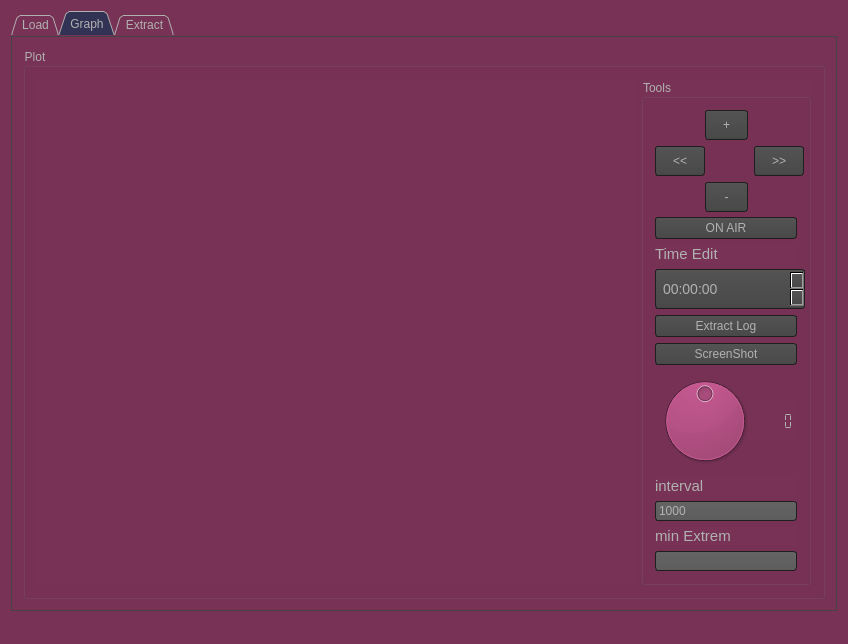
First picture: the form in QCustomPlot_Logs/mainwindow.ui, repository IvanPerletti/BugLot, before the edit.
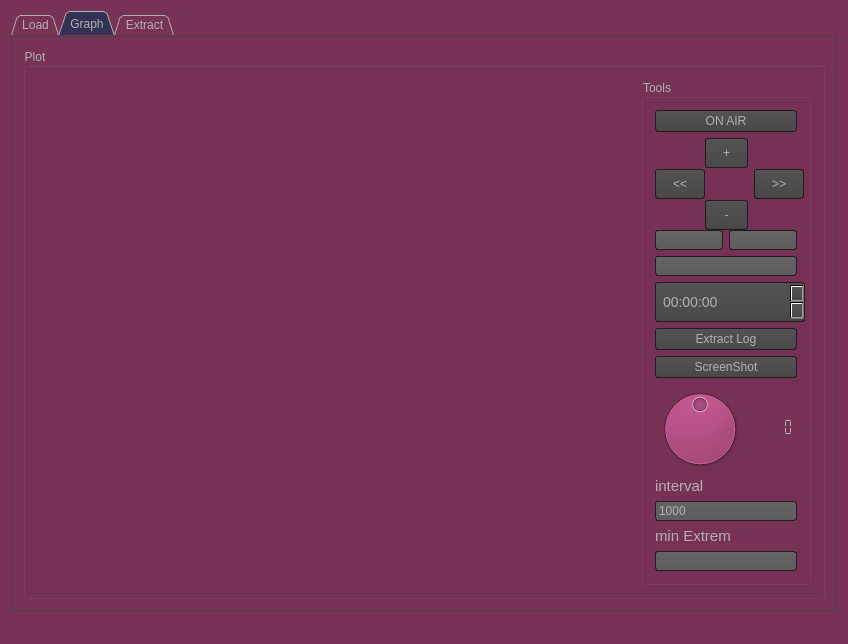
Second picture: the form after the edit. Icons and pictures are not drawn. Custom widgets are drawn as their Qt base class.

Commit message: tested working delta time. double click LEFT and RIGHT button

```diff
--- a/QCustomPlot_Logs/mainwindow.ui
+++ b/QCustomPlot_Logs/mainwindow.ui
@@ -804,6 +804,13 @@
                   <string>Tools</string>
                  </property>
                  <layout class="QVBoxLayout" name="verticalLayout">
+                  <item>
+                   <widget class="QPushButton" name="pushButtonDiretta">
+                    <property name="text">
+                     <string>ON AIR</string>
+                    </property>
+                   </widget>
+                  </item>
                   <item>
                    <layout class="QGridLayout" name="gridLayout">
                     <item row="0" column="1">
@@ -898,18 +905,17 @@
                    </layout>
                   </item>
                   <item>
-                   <widget class="QPushButton" name="pushButtonDiretta">
-                    <property name="text">
-                     <string>ON AIR</string>
-                    </property>
-                   </widget>
-                  </item>
-                  <item>
-                   <widget class="QLabel" name="label_2">
-                    <property name="text">
-                     <string>Time Edit</string>
-                    </property>
-                   </widget>
+                   <layout class="QGridLayout" name="gridLayout_2">
+                    <item row="0" column="0">
+                     <widget class="QLineEdit" name="lneTimeA"/>
+                    </item>
+                    <item row="0" column="1">
+                     <widget class="QLineEdit" name="lneTimeB"/>
+                    </item>
+                    <item row="1" column="0" colspan="2">
+                     <widget class="QLineEdit" name="lneDeltaTime"/>
+                    </item>
+                   </layout>
                   </item>
                   <item>
                    <widget class="QTimeEdit" name="timeEdit">
@@ -984,14 +990,14 @@
                       </property>
                       <property name="minimumSize">
                        <size>
-                        <width>100</width>
-                        <height>100</height>
+                        <width>90</width>
+                        <height>90</height>
                        </size>
                       </property>
                       <property name="maximumSize">
                        <size>
-                        <width>100</width>
-                        <height>100</height>
+                        <width>90</width>
+                        <height>90</height>
                        </size>
                       </property>
                       <property name="toolTipDuration">
```
The commit also changes 5 other files.
